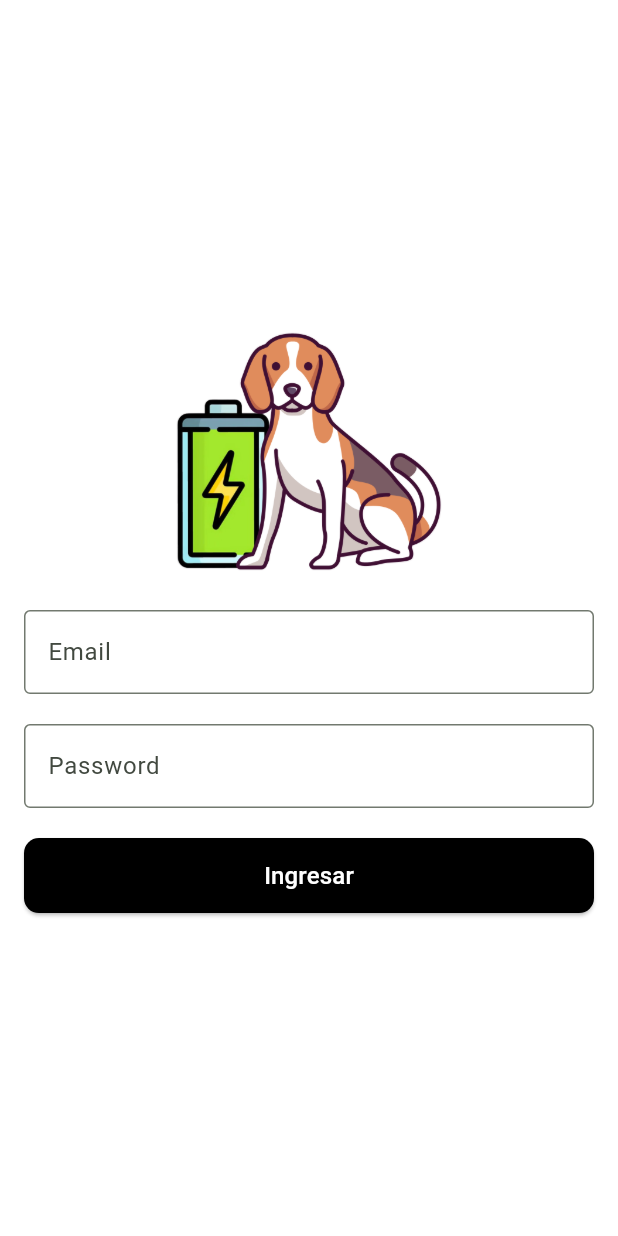
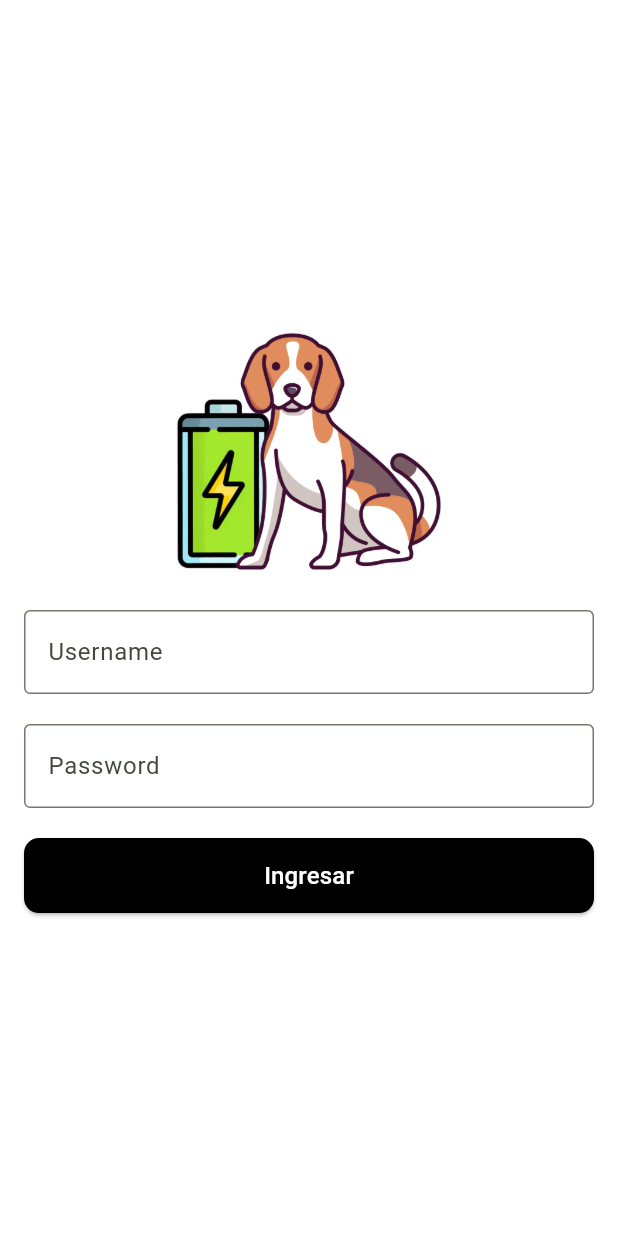
Before and after one commit to josealvaradoo/battery-app, a Flutter app: the screen it shows after launch, after a tap on "Ingresar", on a phone screen of 412 x 824 dp. Run offline on Flutter 3.47's test engine with Material 3 defaults, Android fonts, the phone set to English and light mode, and no system bars; our stand-ins replace flutter_dotenv, hugeicons, lottie; missing offline and left inert: flutter_client_sse; network calls fail.

Commit message:
replace email to username in model User

```diff
--- a/lib/components/auth/login_form.dart
+++ b/lib/components/auth/login_form.dart
@@ -11,34 +11,35 @@ class LoginForm extends StatefulWidget {
 
 class _LoginFormState extends State<LoginForm> {
   String _errorMessage = "";
-  final TextEditingController _emailController = TextEditingController();
+  final TextEditingController _usernameController = TextEditingController();
   final TextEditingController _passwordController = TextEditingController();
 
   void _onRedirect(BuildContext? context) {
-    Navigator.pushNamed(context!, "/home");
+    if (context != null) {
+      Navigator.pushNamed(context, "/");
+    }
   }
 
   Future<User?> _onSubmit() async {
-    final String email = _emailController.text;
+    final String username = _usernameController.text;
     final String password = _passwordController.text;
     final AuthService service = AuthService();
 
-    final User? user = await service.login(email, password);
+    final User? user = await service.login(username, password);
 
     if (user == null) {
       setState(() {
-        _errorMessage = "Email o contraseña incorrectos";
+        _errorMessage = "username o contraseña incorrectos";
       });
+      return null;
     }
-
-    print(user);
 
     return user;
   }
 
   @override
   void dispose() {
-    _emailController.dispose();
+    _usernameController.dispose();
     _passwordController.dispose();
     super.dispose();
   }
@@ -63,9 +64,9 @@ class _LoginFormState extends State<LoginForm> {
             )),
         const SizedBox(height: 20),
         TextFormField(
-          controller: _emailController,
+          controller: _usernameController,
           decoration: const InputDecoration(
-            labelText: 'Email',
+            labelText: 'Username',
             border: OutlineInputBorder(),
           ),
         ),
--- a/lib/models/user.dart
+++ b/lib/models/user.dart
@@ -1,20 +1,16 @@
 class User {
-  final String email;
+  final String username;
   final String password;
 
-  User({required this.email, required this.password});
+  const User({required this.username, required this.password});
 
-  factory User.fromJson(Map<String, dynamic> json) {
-    return User(
-      email: json['email'],
-      password: json['password'],
-    );
-  }
+  factory User.fromJson(Map<String, dynamic> json) => User(
+        username: json['username'] as String,
+        password: json['password'] as String,
+      );
 
-  Map<String, dynamic> toJson() {
-    return {
-      'email': email,
-      'password': password,
-    };
-  }
+  Map<String, dynamic> toJson() => {
+        "username": username,
+        "password": password,
+      };
 }
--- a/lib/services/auth.service.dart
+++ b/lib/services/auth.service.dart
@@ -8,9 +8,12 @@ import 'package:flutter_dotenv/flutter_dotenv.dart';
 class AuthService {
   String apiUrl = "${dotenv.env['API_URL']!}/auth";
 
-  Future<User?> login(String email, String password) async {
+  Future<User?> login(String username, String password) async {
     final Map<String, String> headers = {"Content-Type": "application/json"};
-    final Map<String, String> body = {"email": email, "password": password};
+    final Map<String, String> body = {
+      "username": username,
+      "password": password
+    };
 
     final response = await http.post(
       Uri.parse(apiUrl),
```
